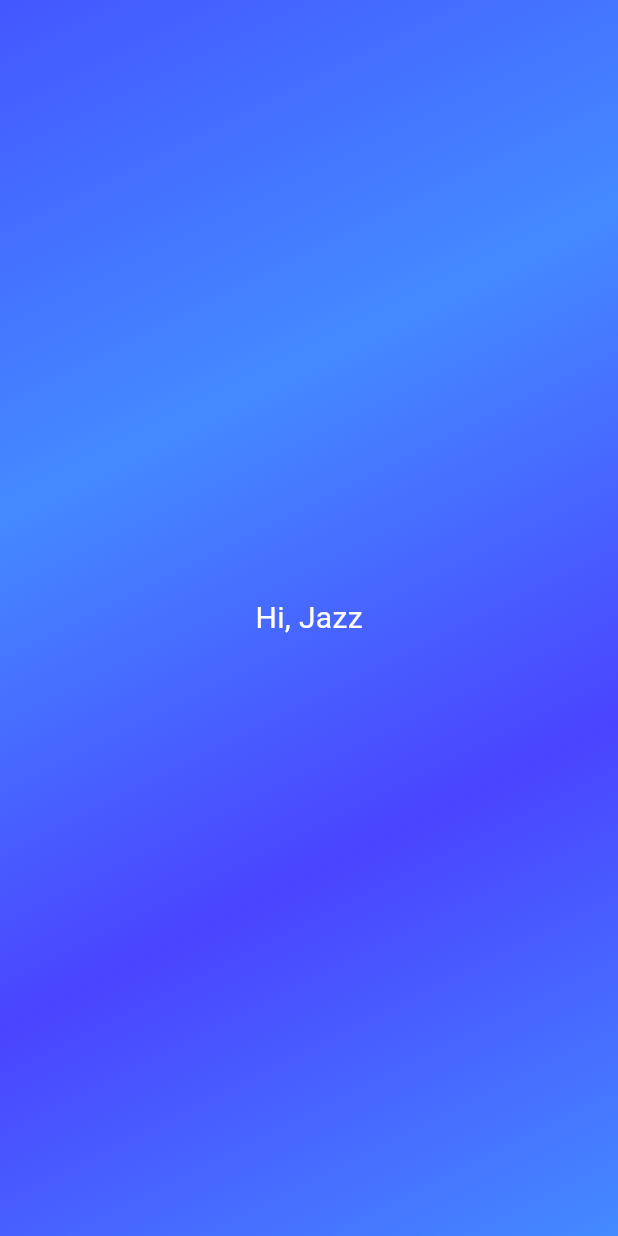
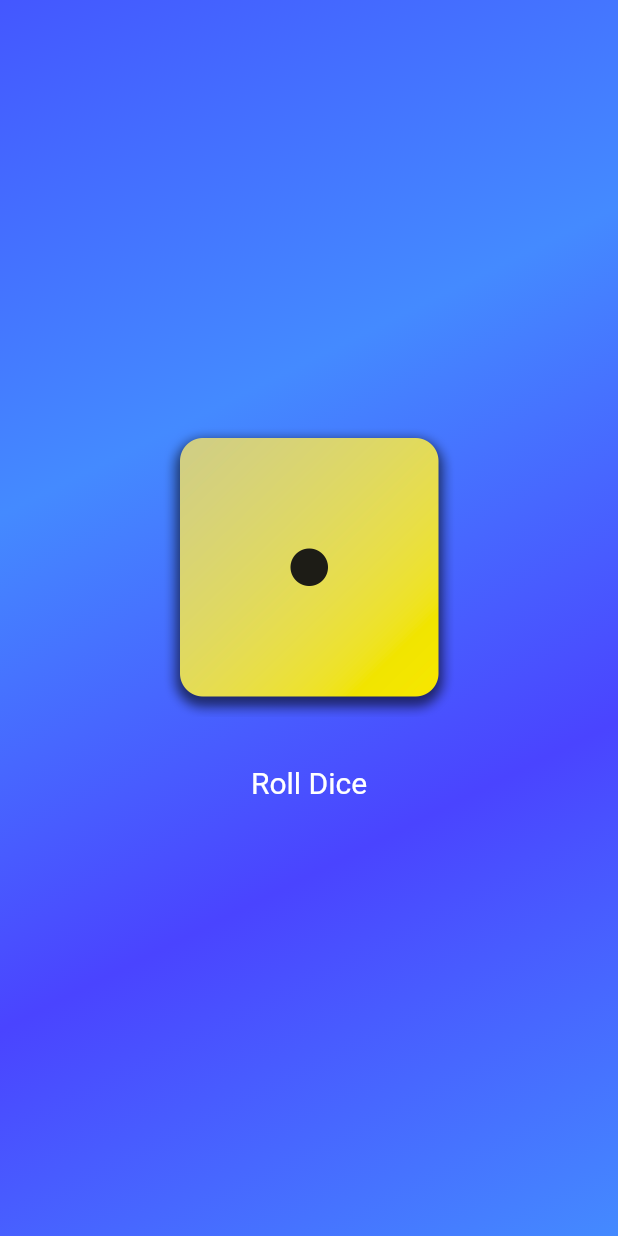
Before and after one commit to 1king-sly/first_flutter_app, a Flutter app: the screen it shows after launch, on a phone screen of 412 x 824 dp. Run offline on Flutter 3.47's test engine with Material 3 defaults, Android fonts, the phone set to English and light mode, and no system bars.

Commit message:
learnt how to add and display image and also a button

```diff
--- /dev/null
+++ b/lib/gradient_container_image.dart
@@ -0,0 +1,42 @@
+import 'package:flutter/material.dart';
+
+
+const startAlignment = Alignment.topLeft;
+const endAlignment = Alignment.bottomRight;
+
+class GradientContainer extends StatelessWidget {
+  const GradientContainer({super.key});
+
+  @override
+  Widget build(context) {
+    return Container(
+      decoration: const BoxDecoration(
+        gradient: LinearGradient(colors: [
+          Color.fromARGB(255, 68, 87, 255),
+          Color.fromRGBO(68, 138, 255, 1),
+          Color.fromARGB(255, 74, 68, 255),
+          Color.fromRGBO(68, 138, 255, 1),
+        ], begin:startAlignment, end: endAlignment),
+      ),
+      child:  Center(
+        child: Column(
+          mainAxisSize: MainAxisSize.min,
+          children: [
+            Image.asset('assets/images/dice-1.png',width: 200,),
+            const SizedBox(height: 20,),
+            TextButton(onPressed: (){
+
+            },
+            style: TextButton.styleFrom(
+              foregroundColor:Colors.white,
+              textStyle:const TextStyle(fontSize: 20)
+            ),
+             child: const Text('Roll Dice')),
+
+          ],
+        ),
+
+      ),
+    );
+  }
+}
--- a/lib/main.dart
+++ b/lib/main.dart
@@ -1,6 +1,6 @@
 import 'package:flutter/material.dart';
 
-import 'package:firstapp/gradient_container.dart';
+import 'package:firstapp/gradient_container_image.dart';
 
 void main() {
   runApp(const MaterialApp(
```
Also changed, not shown: pubspec.yaml (+7 -3 lines), assets/images/dice-1.png (added), assets/images/dice-2.png (added), assets/images/dice-3.png (added), assets/images/dice-4.png (added), assets/images/dice-5.png (added), assets/images/dice-6.png (added).
